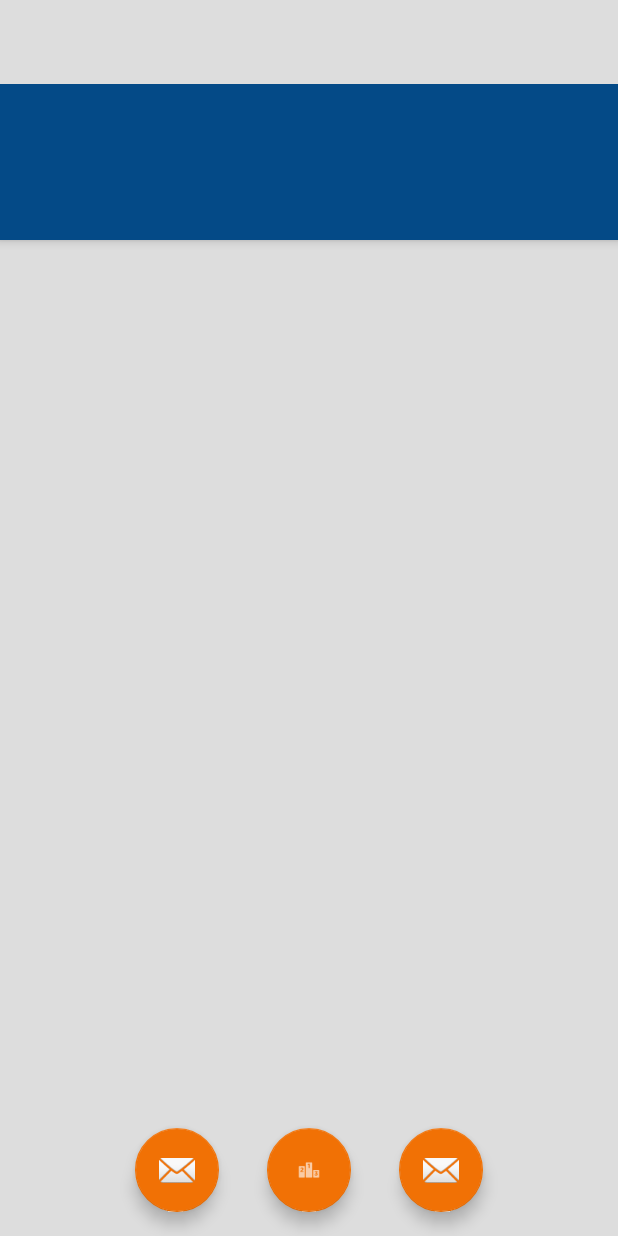
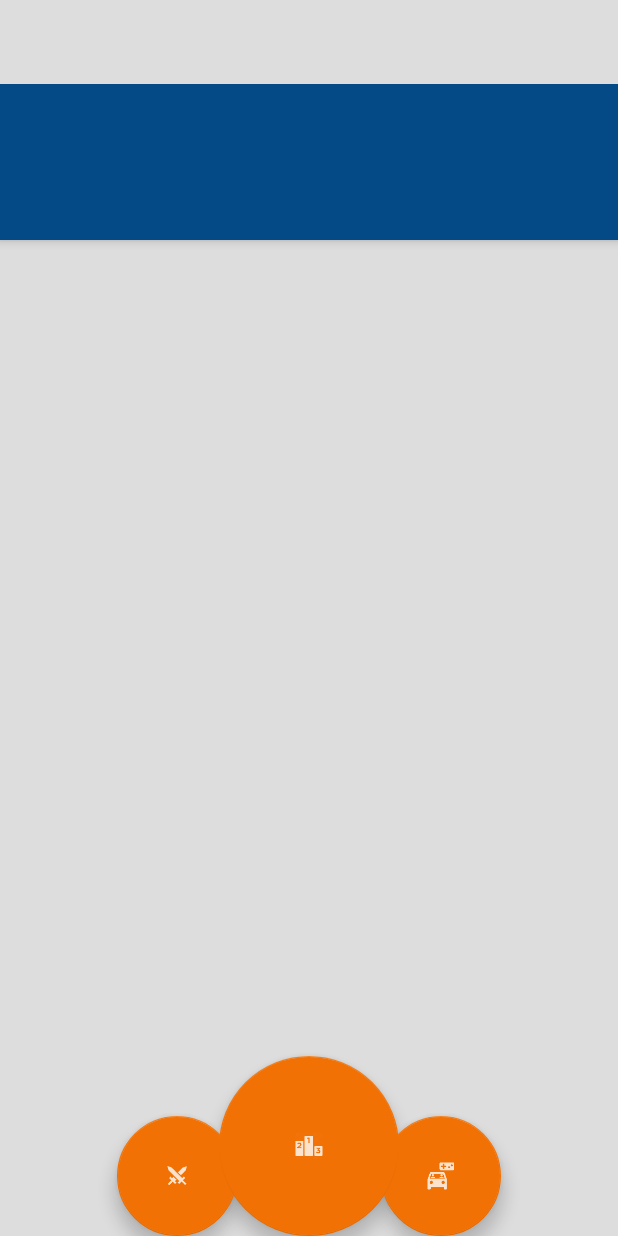
Before and after one commit to jeffersonalvess/CareApp, an Android app: the layout app_bar_main.xml on its own in the app's theme, with its tools: preview values and no code run, on a phone screen of 412 x 824 dp. Run offline under Robolectric (Android 15) with nearby library versions, the phone set to English and light mode, and no system bars.

Commit message:
first phase buttons

```diff
--- a/app/src/main/res/layout/app_bar_main.xml
+++ b/app/src/main/res/layout/app_bar_main.xml
@@ -23,28 +23,38 @@
         android:layout_gravity="bottom|center">
 
         <android.support.design.widget.FloatingActionButton
-            android:id="@+id/buttonCenter"
-            android:layout_width="100dp"
-            android:layout_height="100dp"
-            android:layout_centerInParent="true"
-            android:layout_margin="@dimen/fab_margin"
-            android:src="@drawable/ic_action_leaderboard" />
-
-        <android.support.design.widget.FloatingActionButton
             android:id="@+id/buttonLeft"
-            android:layout_width="64dp"
-            android:layout_height="64dp"
-            android:layout_toLeftOf="@id/buttonCenter"
-            android:layout_margin="@dimen/fab_margin"
-            android:src="@android:drawable/ic_dialog_email" />
+            android:layout_width="wrap_content"
+            android:layout_height="wrap_content"
+            android:layout_marginEnd="108dp"
+            android:src="@drawable/ic_action_challenge_friends"
+            android:layout_alignParentBottom="true"
+            android:layout_alignEnd="@+id/buttonCenter"
+            android:clickable="true" />
 
         <android.support.design.widget.FloatingActionButton
             android:id="@+id/buttonRight"
-            android:layout_width="64dp"
-            android:layout_height="64dp"
-            android:layout_toRightOf="@id/buttonCenter"
-            android:layout_margin="@dimen/fab_margin"
-            android:src="@android:drawable/ic_dialog_email" />
+            android:layout_width="wrap_content"
+            android:layout_height="wrap_content"
+            android:src="@drawable/ic_action_tinder"
+            android:layout_marginStart="-12dp"
+            android:layout_alignTop="@+id/buttonLeft"
+            android:layout_toEndOf="@+id/buttonLeft"
+            android:clickable="true" />
+
+        <android.support.design.widget.FloatingActionButton
+            android:id="@+id/buttonCenter"
+            android:layout_width="wrap_content"
+            android:layout_height="wrap_content"
+            android:src="@drawable/ic_action_leaderboard"
+            android:layout_alignParentBottom="true"
+            app:fabSize="mini"
+            android:layout_centerHorizontal="true"
+            android:clickable="true" />
+
+
+
+
 
     </RelativeLayout>
 
--- a/app/src/main/res/values/dimens.xml
+++ b/app/src/main/res/values/dimens.xml
@@ -1,4 +1,4 @@
-<resources>
+<resources xmlns:tools="http://schemas.android.com/tools">
     <!-- Default screen margins, per the Android Design guidelines. -->
     <dimen name="activity_horizontal_margin">16dp</dimen>
     <dimen name="activity_vertical_margin">16dp</dimen>
@@ -13,4 +13,8 @@
     <dimen name="tab_label">14sp</dimen>
     <dimen name="custom_tab_layout_height">72dp</dimen>
     <dimen name="appbar_padding_top">8dp</dimen>
+
+    <dimen name="design_fab_size_mini" tools:override="true">120dp</dimen>
+    <dimen name="design_fab_content_size" tools:override="true">62dp</dimen>
+    <dimen name="design_fab_size_normal" tools:override="true">80dp</dimen>
 </resources>
```
Also changed, not shown: app/src/main/res/drawable-hdpi/ic_action_leaderboard.png (deleted), app/src/main/res/drawable-mdpi/ic_action_leaderboard.png (deleted), app/src/main/res/drawable-xhdpi/ic_action_leaderboard.png (deleted), app/src/main/res/drawable-xxhdpi/ic_action_challenge_friends.png (added), app/src/main/res/drawable-xxhdpi/ic_action_leaderboard.png, app/src/main/res/drawable-xxhdpi/ic_action_tinder.png (added).
